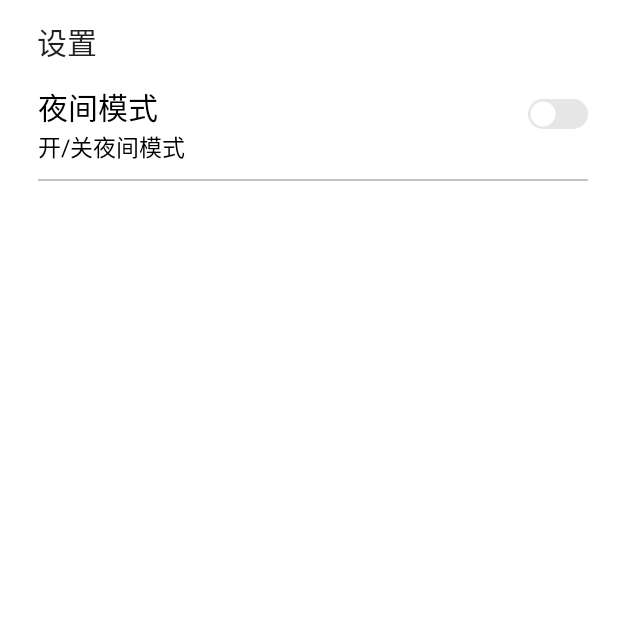
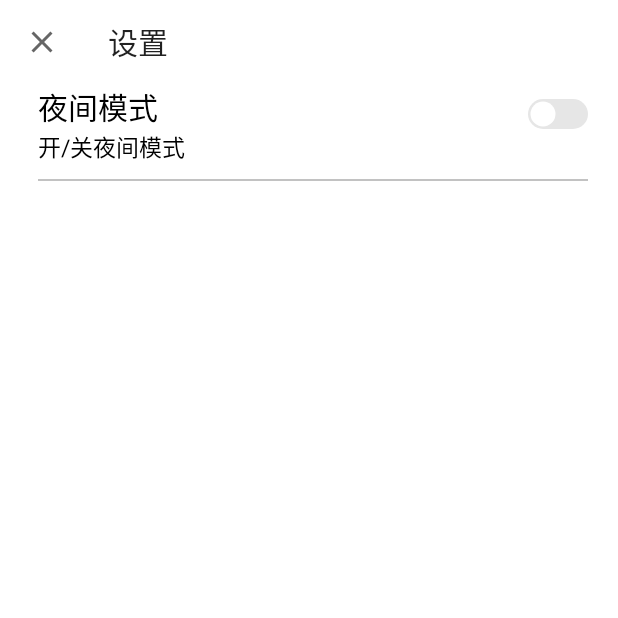
Before and after one commit to guiyujin/PureNote_MVP, an Android app: the screen it shows after launch (SettingsActivity), in the options menu, after a tap on "设置", on a phone screen of 412 x 824 dp, the top half of it. Run offline under Robolectric (Android 15) with nearby library versions, the phone set to English and light mode, and no system bars; our stand-ins replace Room's generated code.

Commit message:
add main model

```diff
--- a/app/src/main/AndroidManifest.xml
+++ b/app/src/main/AndroidManifest.xml
@@ -5,9 +5,9 @@
     <application
         android:name=".App"
         android:allowBackup="true"
-        android:icon="@mipmap/purenote"
+        android:icon="@drawable/purenote"
         android:label="@string/app_name"
-        android:roundIcon="@mipmap/purenote"
+        android:roundIcon="@drawable/purenote"
         android:supportsRtl="true"
         >
         <activity
--- a/app/src/main/java/com/guiyujin/purenote_mvp/App.java
+++ b/app/src/main/java/com/guiyujin/purenote_mvp/App.java
@@ -1,6 +1,7 @@
 package com.guiyujin.purenote_mvp;
 
 import android.app.Application;
+import android.content.Context;
 import android.util.Log;
 
 /**
@@ -18,6 +19,11 @@ import android.util.Log;
 public class App extends Application {
 
     @Override
+    protected void attachBaseContext(Context base) {
+        super.attachBaseContext(base);
+    }
+
+    @Override
     public void onCreate() {
         super.onCreate();
 
--- a/app/src/main/java/com/guiyujin/purenote_mvp/activity/DetailActivity.java
+++ b/app/src/main/java/com/guiyujin/purenote_mvp/activity/DetailActivity.java
@@ -79,7 +79,7 @@ public class DetailActivity extends BaseActivity<DetailPresenter, DetailModelImp
 
     @Override
     public void initListener() {
-
+        showBack(R.drawable.ic_close);
     }
 
     @Override
--- a/app/src/main/java/com/guiyujin/purenote_mvp/activity/MainActivity.java
+++ b/app/src/main/java/com/guiyujin/purenote_mvp/activity/MainActivity.java
@@ -32,11 +32,14 @@ public class MainActivity extends BaseActivity<MainPresenter, MainModelImpl>impl
     private FloatingActionButton fab;
     private RecyclerView recyclerView;
     private SearchView mSearchView;
+    private boolean isSearch = false;
+    private List<Note> note;
 
     @Override
     protected void onCreate(Bundle savedInstanceState) {
         super.onCreate(savedInstanceState);
 
+//        note = dBengine.getAllNotes();
         presenter.attach(this,model);
         Log.i("ONRESULTSSSS", "ONCREATE " + myAdapter.getItemCount());
     }
@@ -99,17 +102,29 @@ public class MainActivity extends BaseActivity<MainPresenter, MainModelImpl>impl
 
             @Override
             public boolean onQueryTextChange(String newText) {
+                isSearch = true;
                 presenter.search(dBengine.getAllNotes(), newText,MainActivity.this);
                 return false;
             }
         });
+
+//        mSearchView.setOnCloseListener( () -> {
+//            isSearch = false;
+//            return false;
+//        });
     }
 
     @Override
     protected void onStart() {
         super.onStart();
-        myAdapter.setAllNotes(dBengine.getAllNotes());
-        recyclerView.setAdapter(myAdapter);
+        if (!isSearch){
+            myAdapter.setAllNotes(dBengine.getAllNotes());
+            recyclerView.setAdapter(myAdapter);
+        }else {
+            myAdapter.setAllNotes(note);
+            recyclerView.setAdapter(myAdapter);
+        }
+
     }
 
 
@@ -138,6 +153,7 @@ public class MainActivity extends BaseActivity<MainPresenter, MainModelImpl>impl
 
     @Override
     public void onSearchSuccess(List<Note> note) {
+        this.note = note;
         myAdapter.setAllNotes(note);
         recyclerView.setAdapter(myAdapter);
     }
--- a/app/src/main/java/com/guiyujin/purenote_mvp/activity/SettingsActivity.java
+++ b/app/src/main/java/com/guiyujin/purenote_mvp/activity/SettingsActivity.java
@@ -49,11 +49,12 @@ public class SettingsActivity extends BaseActivity {
     @Override
     public void initView(View view) {
 
+        initToolBar(R.id.toolbar_settings, R.menu.menu_setting);
     }
 
     @Override
     public void initListener() {
-
+        showBack(R.drawable.ic_close);
     }
 
     @Override
--- a/app/src/main/java/com/guiyujin/purenote_mvp/base/BaseActivity.java
+++ b/app/src/main/java/com/guiyujin/purenote_mvp/base/BaseActivity.java
@@ -11,12 +11,15 @@ import android.view.MenuItem;
 import android.view.View;
 import android.view.Window;
 import android.view.WindowManager;
+import android.widget.SearchView;
 import android.widget.TextView;
 import android.widget.Toast;
 
 import androidx.annotation.Nullable;
 import androidx.appcompat.app.AppCompatActivity;
 import androidx.appcompat.widget.Toolbar;
+
+import com.guiyujin.purenote_mvp.R;
 
 import java.lang.reflect.Method;
 
@@ -304,6 +307,7 @@ public abstract class BaseActivity<T extends BasePresenter, E extends BaseModel>
     @Override
     public boolean onCreateOptionsMenu(Menu menu) {
         getMenuInflater().inflate(menu_res, menu);
+
         return true;
     }
 
--- /dev/null
+++ b/app/src/main/res/drawable/ic_add2.xml
@@ -0,0 +1,5 @@
+<vector android:height="48dp" android:tint="#FFFFFF"
+    android:viewportHeight="24" android:viewportWidth="24"
+    android:width="48dp" xmlns:android="http://schemas.android.com/apk/res/android">
+    <path android:fillColor="@android:color/white" android:pathData="M19,13h-6v6h-2v-6H5v-2h6V5h2v6h6v2z"/>
+</vector>
--- /dev/null
+++ b/app/src/main/res/drawable/ic_search.xml
@@ -0,0 +1,10 @@
+<vector xmlns:android="http://schemas.android.com/apk/res/android"
+    android:width="24dp"
+    android:height="24dp"
+    android:viewportWidth="24"
+    android:viewportHeight="24"
+    android:tint="?attr/colorControlNormal">
+  <path
+      android:fillColor="@android:color/white"
+      android:pathData="M15.5,14h-0.79l-0.28,-0.27C15.41,12.59 16,11.11 16,9.5 16,5.91 13.09,3 9.5,3S3,5.91 3,9.5 5.91,16 9.5,16c1.61,0 3.09,-0.59 4.23,-1.57l0.27,0.28v0.79l5,4.99L20.49,19l-4.99,-5zM9.5,14C7.01,14 5,11.99 5,9.5S7.01,5 9.5,5 14,7.01 14,9.5 11.99,14 9.5,14z"/>
+</vector>
--- a/app/src/main/res/layout/activity_add_content.xml
+++ b/app/src/main/res/layout/activity_add_content.xml
@@ -10,7 +10,7 @@
     <com.google.android.material.appbar.AppBarLayout
         android:layout_width="match_parent"
         android:layout_height="wrap_content"
-        android:theme="@style/AppTheme.Main">
+        android:theme="@style/AppTheme.Add">
 
         <androidx.appcompat.widget.Toolbar
             android:id="@+id/toolbar_add"
--- a/app/src/main/res/layout/activity_detail.xml
+++ b/app/src/main/res/layout/activity_detail.xml
@@ -5,12 +5,12 @@
     android:layout_height="match_parent"
     xmlns:app="http://schemas.android.com/apk/res-auto"
     android:orientation="vertical"
-    tools:context=".DetailActivity">
+    tools:context=".activity.DetailActivity">
 
     <com.google.android.material.appbar.AppBarLayout
         android:layout_width="match_parent"
         android:layout_height="wrap_content"
-        android:theme="@style/AppTheme.Main">
+        android:theme="@style/AppTheme.Detail">
 
         <androidx.appcompat.widget.Toolbar
             android:id="@+id/toolbar_detail"
--- a/app/src/main/res/layout/activity_main.xml
+++ b/app/src/main/res/layout/activity_main.xml
@@ -36,7 +36,7 @@
         app:rippleColor="@color/MicolorPrimary"
         app:borderWidth="0dp"
         android:focusable="true"
-        android:src="@drawable/ic_add"
+        android:src="@drawable/ic_add2"
         app:fabSize="normal">
 
     </com.google.android.material.floatingactionbutton.FloatingActionButton>
--- a/app/src/main/res/layout/activity_settings.xml
+++ b/app/src/main/res/layout/activity_settings.xml
@@ -17,7 +17,6 @@
             android:layout_width="match_parent"
             android:layout_height="?attr/actionBarSize"
             app:title="设置"
-            app:titleMarginStart="25dp"
             android:background="#FFFFFF"
              />
 
--- a/app/src/main/res/layout/main_container.xml
+++ b/app/src/main/res/layout/main_container.xml
@@ -17,7 +17,6 @@
         android:layout_marginEnd="20dp"
         android:background="@drawable/round_search"
         app:queryBackground="@null"
-
         android:iconifiedByDefault="false"
         android:queryHint="请输入搜索内容" >
         </androidx.appcompat.widget.SearchView>
--- a/app/src/main/res/menu/menu_main.xml
+++ b/app/src/main/res/menu/menu_main.xml
@@ -2,17 +2,18 @@
     xmlns:app="http://schemas.android.com/apk/res-auto"
     xmlns:tools="http://schemas.android.com/tools"
     tools:context="com.guiyujin.myapplication.MainActivity">
+
+<!--    <item-->
+<!--        android:id="@+id/action_search"-->
+<!--        android:icon="@drawable/ic_search"-->
+<!--        android:title="@null"-->
+<!--        app:showAsAction="ifRoom"-->
+<!--        app:actionViewClass="android.widget.SearchView" />-->
+
     <item
         android:id="@+id/action_settings"
-        android:orderInCategory="100"
+
         android:icon="@drawable/ic_settings"
         android:title="@string/action_settings"
         app:showAsAction="never" />
-
-<!--    <item-->
-<!--        android:id="@+id/action_about"-->
-<!--        android:orderInCategory="100"-->
-<!--        android:icon="@drawable/ic_info"-->
-<!--        android:title="@string/action_about"-->
-<!--        app:showAsAction="never" />-->
 </menu>
--- /dev/null
+++ b/app/src/main/res/menu/menu_setting.xml
@@ -0,0 +1,4 @@
+<?xml version="1.0" encoding="utf-8"?>
+<menu xmlns:android="http://schemas.android.com/apk/res/android">
+
+</menu>
--- a/app/src/main/res/values/styles.xml
+++ b/app/src/main/res/values/styles.xml
@@ -1,11 +1,17 @@
 <?xml version="1.1" encoding="utf-8"?>
 <resources>
+    <style name="AppTheme.Launch" parent="AppTheme.Main.NoActionBar">
+        <item name="android:windowBackground">@drawable/launcher_layout</item>
+        <item name="android:windowFullscreen">true</item>
+        <item name="android:windowNoTitle">true</item>
+    </style>
+
     <style name="AppTheme.Main.NoActionBar">
         <item name="windowActionBar">false</item>
         <item name="windowNoTitle">true</item>
     </style>
 
-    <style name="AppTheme.Main" parent="Theme.AppCompat.DayNight">
+    <style name="AppTheme.Base" parent="Theme.AppCompat.DayNight">
         <!-- Customize your theme here. -->
         <item name="colorPrimary">@color/MicolorPrimary</item>
         <item name="colorPrimaryDark">@color/MicolorPrimaryDark</item>
@@ -13,20 +19,18 @@
         <item name="elevation">0dp</item>
         <item name="android:actionBarDivider">@null</item>
         <item name="android:windowContentOverlay">@null</item>
-        <item name="android:textAppearanceLargePopupMenu">@style/popmeuText</item>
+        <item name="android:textAppearanceLargePopupMenu">@style/popupmenuText</item>
+
+    </style>
+
+    <style name="AppTheme.Main" parent="AppTheme.Base">
         <item name="actionOverflowButtonStyle">@style/MainOverflowButtonStyle</item>
         <item name="actionOverflowMenuStyle">@style/MainOverflowMenuStyle</item>
     </style>
 
-    <style name="AppTheme.Launch" parent="AppTheme.Main.NoActionBar">
-        <item name="android:windowBackground">@drawable/launcher_layout</item>
-        <item name="android:windowFullscreen">true</item>
-        <item name="android:windowNoTitle">true</item>
-    </style>
-
     <style name="MainOverflowButtonStyle" >
-        <item name="android:src">@drawable/ic_more</item> //设置overflow图标
-        <item name="android:paddingEnd">20dp</item>  //overflow图标右边距
+        <item name="android:src">@drawable/ic_more</item>
+        <item name="android:paddingEnd">15dp</item>  //overflow图标右边距
     </style>
 
     <style name="MainOverflowMenuStyle" parent="Widget.AppCompat.PopupMenu.Overflow">
@@ -36,17 +40,24 @@
         <item name="android:dropDownHorizontalOffset">-15dp</item>  //右边距
     </style>
 
-    <style name="popmeuText">
-        <item name="android:textSize">20sp</item>
-    </style>
-
-    <style name="AppTheme.Add" parent="AppTheme.Main">
+    <style name="AppTheme.Add" parent="AppTheme.Base">
         <item name="actionOverflowButtonStyle">@style/AddOverflowButtonStyle</item>
+        <item name="actionOverflowMenuStyle">@style/MainOverflowMenuStyle</item>
     </style>
 
     <style name="AddOverflowButtonStyle" >
-        <item name="android:src">@drawable/ic_box</item> //设置overflow图标
-        <item name="android:paddingEnd">10dp</item>  //overflow图标右边距
+        <item name="android:src">@drawable/ic_confirm</item> //设置overflow图标
+        <item name="android:paddingEnd">15dp</item>  //overflow图标右边距
+    </style>
+
+    <style name="AppTheme.Detail" parent="AppTheme.Base">
+        <item name="actionOverflowButtonStyle">@style/DetailOverflowButtonStyle</item>
+        <item name="actionOverflowMenuStyle">@style/MainOverflowMenuStyle</item>
+    </style>
+
+    <style name="DetailOverflowButtonStyle" >
+        <item name="android:src">@drawable/ic_more</item> //设置overflow图标
+        <item name="android:paddingEnd">15dp</item>  //overflow图标右边距
     </style>
 
     <style name="MainToolbarPopupTheme" parent="Widget.AppCompat.PopupMenu.Overflow">
@@ -57,6 +68,10 @@
         <item name="android:showDividers">middle</item>
         <item name="android:divider">@color/gray</item>
         <item name="android:dividerHeight">1px</item>
+    </style>
+
+    <style name="popupmenuText">
+        <item name="android:textSize">20sp</item>
     </style>
 
     <style name="AppTheme.PopupOverlay" parent="ThemeOverlay.AppCompat.Light" />
```
Also changed, not shown: app/src/main/res/mipmap-xxhdpi/purenote.png (deleted).
